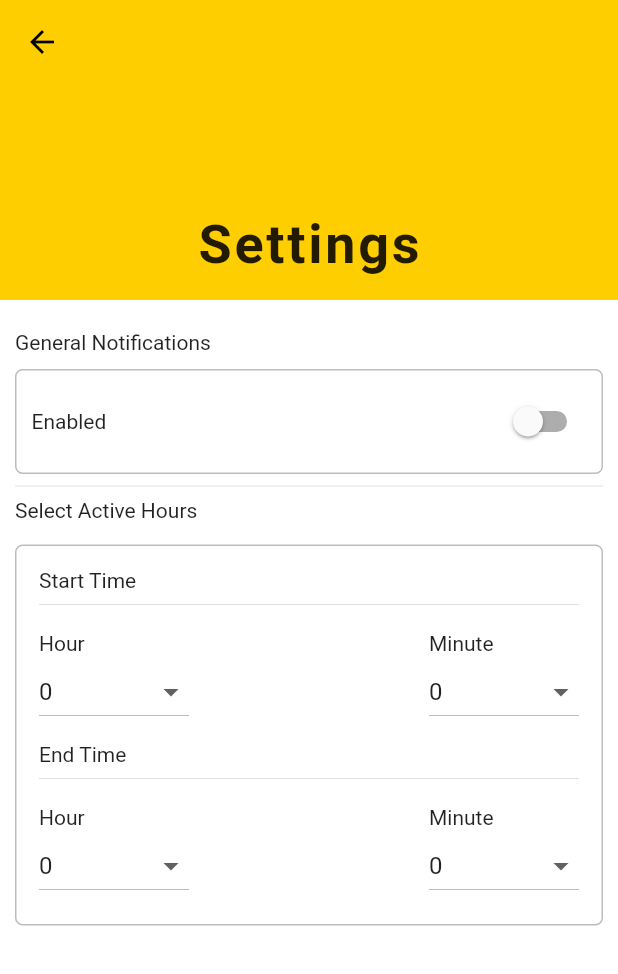
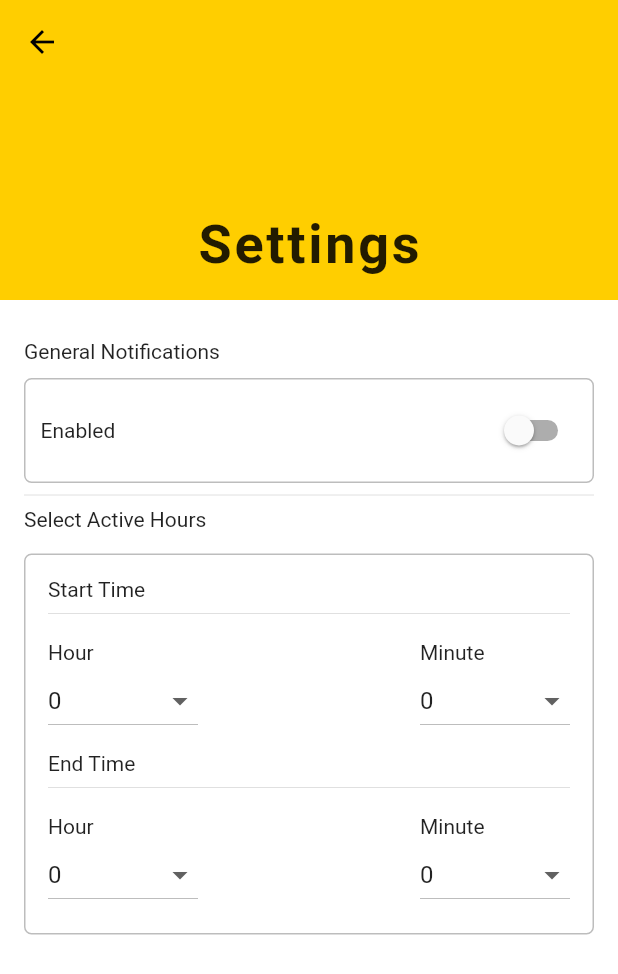
Before and after one commit to yusufeyisan/remind_me, a Flutter app: the SettingsPage screen opened by its route, on a phone screen of 412 x 824 dp. Shown: the top 974 px of the screen. Run offline on Flutter 3.47's test engine with Material 2 defaults, Android fonts, the phone set to English and light mode, and no system bars; our stand-ins replace sqflite; accounts and stored records are empty.

Commit message:
Add padding widget to end of form

```diff
--- a/lib/screens/settings.dart
+++ b/lib/screens/settings.dart
@@ -62,8 +62,9 @@ class _SettingsPageState extends State<SettingsPage> {
                 ),
               ];
             },
-            body: Container(
-                padding: EdgeInsets.all(10),
+            body: Padding(
+              padding: EdgeInsets.fromLTRB(16.0, 16.0, 16.0, 8.0),
+                child: Container(
                     child: Form(
                       key: _formKey,
                       child: Column(
@@ -84,7 +85,7 @@ class _SettingsPageState extends State<SettingsPage> {
                           )
                         ],
                       ),
-                ))));
+                    )))));
   }
 
 // returns a "Enabled" labels and swich buttom
```
Lines whose indentation alone changed are shown as unchanged.
